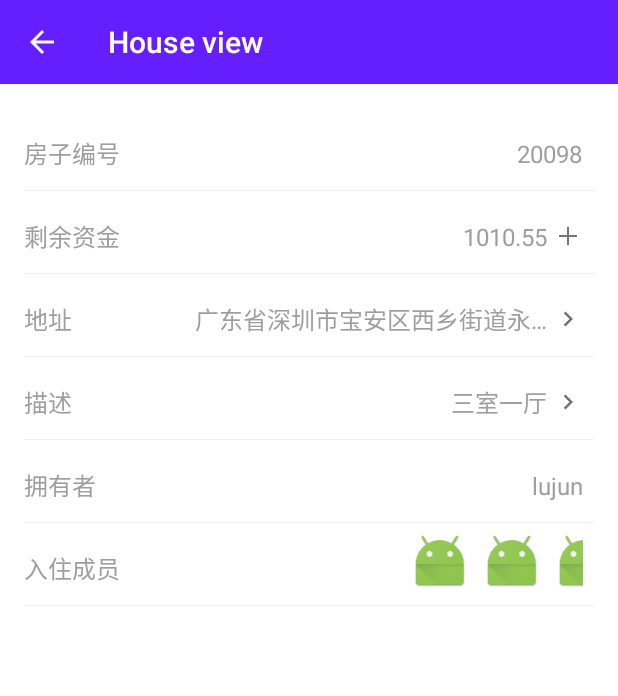
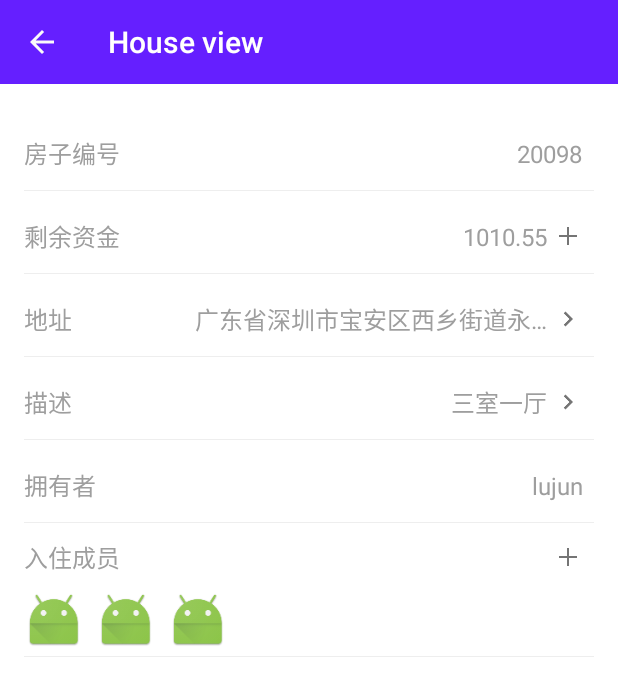
Before and after one commit to whilu/GHouse, an Android app: the HouseViewActivity screen opened directly, with no data from a screen before it, on a phone screen of 412 x 824 dp. Shown: the top 696 px of the screen. Run offline under Robolectric (Android 15) with nearby library versions, the phone set to English and light mode, and no system bars; plain views replace ElasticScrollView, RippleView.

Commit message:
small changes

```diff
--- a/app/src/main/res/layout/activity_house.xml
+++ b/app/src/main/res/layout/activity_house.xml
@@ -295,7 +295,7 @@
 
             <com.andexert.library.RippleView
                 android:layout_width="match_parent"
-                android:layout_height="55dp"
+                android:layout_height="89dp"
                 android:paddingTop="5dp"
                 app:rv_color="@color/material_grey"
                 app:rv_rippleDuration="800">
@@ -308,6 +308,12 @@
                     <LinearLayout
                         android:layout_width="match_parent"
                         android:layout_height="match_parent"
+                        android:orientation="vertical">
+
+                        <LinearLayout
+                            android:layout_width="match_parent"
+                            android:layout_height="35dp"
+                            android:gravity="center_vertical"
                             android:orientation="horizontal">
 
                             <TextView
@@ -319,12 +325,22 @@
                                 android:textColor="@color/material_grey"
                                 android:textSize="16sp" />
 
+                            <ImageButton
+                                android:id="@+id/btn_house_add_member"
+                                android:layout_width="20dp"
+                                android:layout_height="20dp"
+                                android:layout_marginRight="7dp"
+                                android:background="@drawable/ic_add_grey600_18dp"
+                                android:scaleType="fitCenter"
+                                android:src="@null" />
+
+                        </LinearLayout>
+
                         <android.support.v7.widget.RecyclerView
                             android:id="@+id/rv_house_member"
                             android:layout_width="match_parent"
-                            android:layout_height="match_parent"
-                            android:layout_marginRight="7dp"
-                            android:layout_weight="2" />
+                            android:layout_height="40dp"
+                            android:layout_marginTop="4dp" />
 
                     </LinearLayout>
 
--- a/app/src/main/res/layout/view_house_member.xml
+++ b/app/src/main/res/layout/view_house_member.xml
@@ -4,6 +4,5 @@
     android:layout_width="40dp"
     android:layout_height="40dp"
     android:scaleType="fitCenter"
-    android:layout_marginLeft="4dp"
-    android:layout_marginRight="4dp"
+    android:layout_marginRight="8dp"
     android:src="@mipmap/ic_launcher" />
--- a/app/src/main/res/layout/view_invoice.xml
+++ b/app/src/main/res/layout/view_invoice.xml
@@ -4,5 +4,5 @@
     android:layout_width="80dp"
     android:layout_height="60dp"
     android:scaleType="fitXY"
-    android:layout_marginRight="4dp"
+    android:layout_marginRight="8dp"
     android:src="@drawable/grey_tag" />
--- a/app/src/main/res/values/styles.xml
+++ b/app/src/main/res/values/styles.xml
@@ -12,5 +12,6 @@
         <item name="android:paddingRight">6dp</item>
         <item name="android:textColor">@android:color/white</item>
         <item name="android:textSize">14sp</item>
+        <item name="android:gravity">center</item>
     </style>
 </resources>
```
Lines whose indentation alone changed are shown as unchanged.
